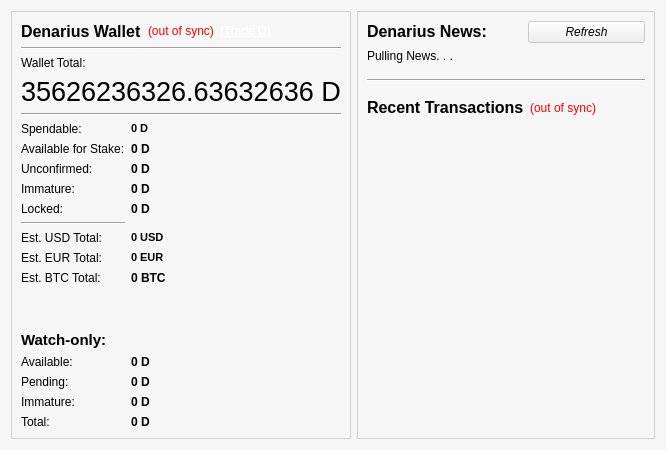
This is src/qt/forms/overviewpage.ui in Olliecad1/CLEO-Global as Qt 5 draws it before an edit. The edited form follows.
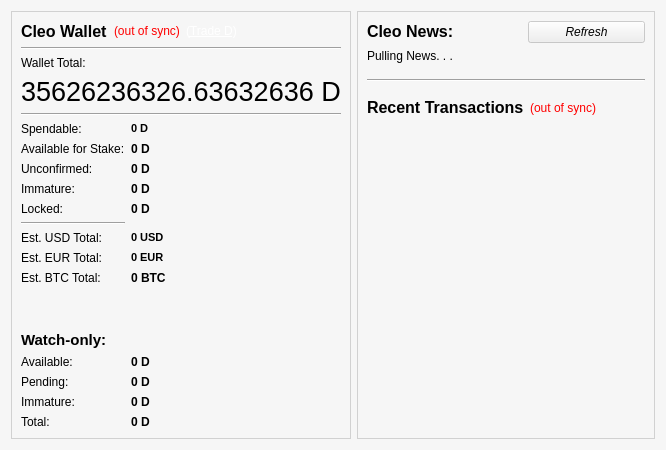
This is the edited form. Icons and pictures are not drawn.

What changed in the file:
```diff
--- a/src/qt/forms/overviewpage.ui
+++ b/src/qt/forms/overviewpage.ui
@@ -564,7 +564,7 @@
              <string notr="true"/>
             </property>
             <property name="text">
-             <string>Denarius Wallet</string>
+             <string>Cleo Wallet</string>
             </property>
            </widget>
           </item>
@@ -781,7 +781,7 @@
            </font>
           </property>
           <property name="text">
-           <string>Denarius News:</string>
+           <string>Cleo News:</string>
           </property>
          </widget>
         </item>
```
Left out of the diff: 4 changed lines with no effect on the pictures.
